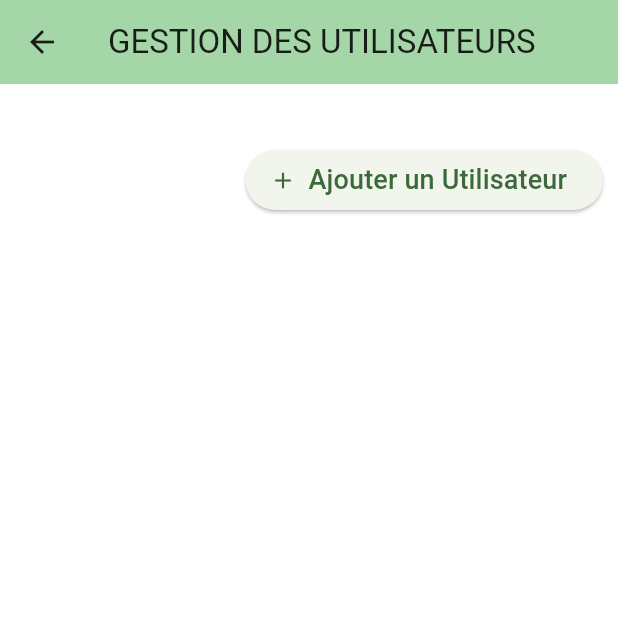
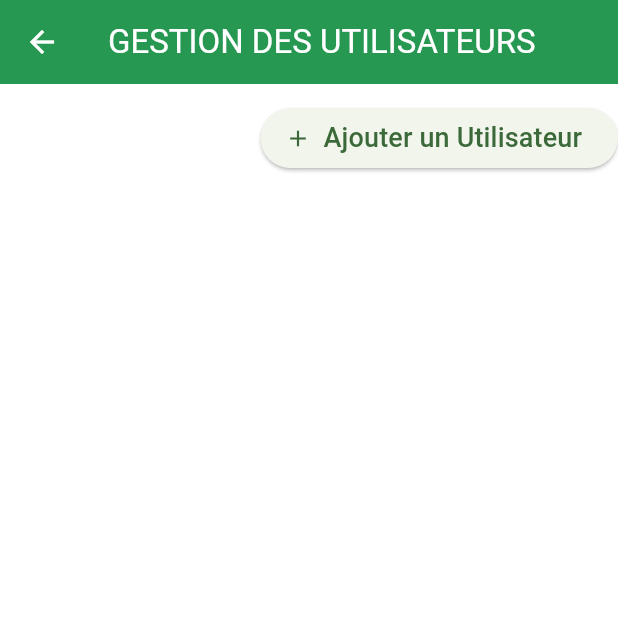
Before and after one commit to kharyseye/b2ei_app, a Flutter app: the AddUserPage screen opened by its route, on a phone screen of 412 x 824 dp, the top half of it. Run offline on Flutter 3.47's test engine with Material 3 defaults, Android fonts, the phone set to English and light mode, and no system bars; our stand-ins replace animated_splash_screen, awesome_dialog, cloud_firestore, date_field, firebase_auth, firebase_core and 10 more; missing offline and left inert: animator, mailer; accounts and stored records are empty.

Commit message:
Update add user page and things

```diff
--- a/lib/pages/superior_interface/add_user.dart
+++ b/lib/pages/superior_interface/add_user.dart
@@ -1,6 +1,11 @@
+import 'package:b2ei_app/constant.dart';
 import 'package:b2ei_app/pages/authentication/RegisterPage.dart';
+import 'package:b2ei_app/services/user_preferences.dart';
 import 'package:cloud_firestore/cloud_firestore.dart';
+import 'package:firebase_auth/firebase_auth.dart';
+import 'package:flutter/cupertino.dart';
 import 'package:flutter/material.dart';
+import 'package:gap/gap.dart';
 
 import '../../model/Users.dart';
 
@@ -12,72 +17,72 @@ class AddUserPage extends StatefulWidget {
 }
 
 class _Request_empState extends State<AddUserPage> {
-
   final users = [];
 
   @override
   Widget build(BuildContext context) {
     return Scaffold(
       appBar: AppBar(
+        foregroundColor: Colors.white,
         title: Text("GESTION DES UTILISATEURS"),
-        backgroundColor: Colors.green[200],
+        backgroundColor: PrimaryColor,
       ),
-      body: Stack(
+      body: Column(
         children: [
           //BOUTTON AJOUTER UN UTILISATEUR !!!!!!!
-          Positioned(
-            top: 40.0,
-            right: 10.0,
-            child: ElevatedButton.icon(
+          Gap(12.0),
+          Row(
+            mainAxisAlignment: MainAxisAlignment.end,
+            children: [
+              ElevatedButton.icon(
                 onPressed: () {
-                Navigator.pushReplacement(
+                  Navigator.push(
                       context,
                       MaterialPageRoute(
                         builder: (context) => RegisterPage(),
                       ));
-
                 },
                 icon: Icon(Icons.add),
-              label: Text('Ajouter un Utilisateur',
+                label: Text(
+                  'Ajouter un Utilisateur',
                   style: TextStyle(
                     fontSize: 18,
                   ),
                 ),
               ),
+            ],
           ),
-          Positioned(
-            top: 150,
-            left: 0,
-            right: 0,
-            bottom: 0,
-              child:StreamBuilder(
-                stream: FirebaseFirestore.instance.collection("users").snapshots(),
-                builder:(BuildContext context, AsyncSnapshot<QuerySnapshot> snapshot){
-                  if(snapshot.connectionState == ConnectionState.waiting){
+          Gap(4.0),
+          Expanded(
+            child: StreamBuilder(
+              stream:
+                  FirebaseFirestore.instance.collection("users").snapshots(),
+              builder: (BuildContext context,
+                  AsyncSnapshot<QuerySnapshot> snapshot) {
+                if (snapshot.connectionState == ConnectionState.waiting) {
                   return CircularProgressIndicator();
                 }
-                  if(!snapshot.hasData){
+                if (!snapshot.hasData) {
                   return Text("Aucun utilisateur");
                 }
                 List<Users> users = [];
                 snapshot.data!.docs.forEach((data) {
                   users.add(Users.fromData(data));
                 });
-                  return  ListView.builder(
+                return ListView.builder(
                   itemCount: users.length,
-                    itemBuilder: (context, index){
+                  itemBuilder: (context, index) {
                     var id_user = snapshot.data!.docs[index].id;
                     final user = users[index];
-                      final email = user.email;
                     final username = user.username;
-                      final uid = user.uid;
-                      final department = user.department;
-                      final supervisor = user.supervisor;
+                    if (user.supervisor) return SizedBox();
 
                     return Card(
                       child: ListTile(
                         //leading: Image.asset("assets/images/history.jpg"),
-                          title: Text("$username",style: TextStyle(
+                        title: Text(
+                          "$username",
+                          style: TextStyle(
                             fontWeight: FontWeight.bold,
                             fontSize: 24,
                           ),
@@ -85,7 +90,6 @@ class _Request_empState extends State<AddUserPage> {
                         trailing: Wrap(
                           spacing: -16,
                           children: [
-
                             IconButton(
                               icon: const Icon(
                                 Icons.delete,
@@ -98,7 +102,8 @@ class _Request_empState extends State<AddUserPage> {
                                   builder: (BuildContext context) {
                                     return AlertDialog(
                                       title: Text('Confirmation'),
-                                        content: Text('Êtes-vous sûr de vouloir supprimer cet utilisateur ?'),
+                                      content: Text(
+                                          'Êtes-vous sûr de vouloir supprimer cet utilisateur ?'),
                                       actions: <Widget>[
                                         TextButton(
                                           onPressed: () {
@@ -109,12 +114,19 @@ class _Request_empState extends State<AddUserPage> {
                                         TextButton(
                                           onPressed: () async {
                                             await FirebaseFirestore.instance
+                                                .collection('auth')
+                                                .doc(id_user)
+                                                .delete();
+
+                                            await FirebaseFirestore.instance
                                                 .collection("users")
                                                 .doc(id_user)
                                                 .delete();
-                                              ScaffoldMessenger.of(context).showSnackBar(
+                                            ScaffoldMessenger.of(context)
+                                                .showSnackBar(
                                               SnackBar(
-                                                  content: Text('Utilisateur supprimé avec succès'),
+                                                content: Text(
+                                                    'Utilisateur supprimé avec succès'),
                                               ),
                                             );
                                             Navigator.of(context).pop();
@@ -127,15 +139,14 @@ class _Request_empState extends State<AddUserPage> {
                                 );
                               },
                             ),
-
                           ],
                         ),
                       ),
                     );
                   },
                 );
-                } ,
-              )
+              },
+            ),
           ),
         ],
       ),
--- a/pubspec.yaml
+++ b/pubspec.yaml
@@ -58,6 +58,7 @@ dependencies:
   pdf: ^3.10.8
   path_provider: ^2.1.2
   open_file: ^3.3.2
+  gap: ^3.0.1
 
 
 
```
Also changed, not shown: lib/pages/authentication/RegisterPage.dart (+5 -5 lines), lib/pages/superior_interface/drawer/Drawer_List.dart (+12 -33 lines), pubspec.lock. Lines whose indentation alone changed are shown as unchanged.
